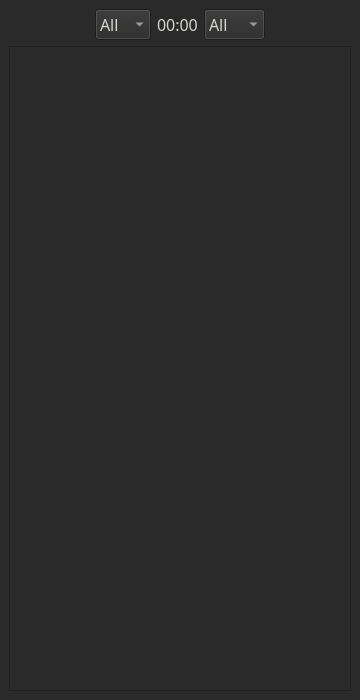
Above: dialog.ui from mbridak/potato before the change. Below: the same form after it.
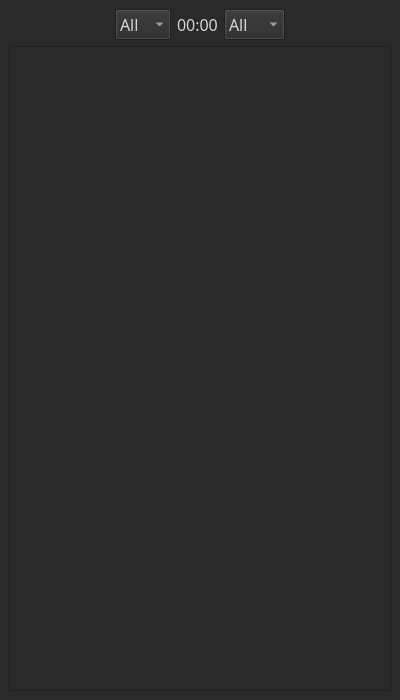
That is the form after the change.

Commit message: More frequency resolution.

The edit to the form file:
```diff
--- a/dialog.ui
+++ b/dialog.ui
@@ -6,7 +6,7 @@
    <rect>
     <x>0</x>
     <y>0</y>
-    <width>360</width>
+    <width>400</width>
     <height>700</height>
    </rect>
   </property>
```
The commit also changes 1 other file.
